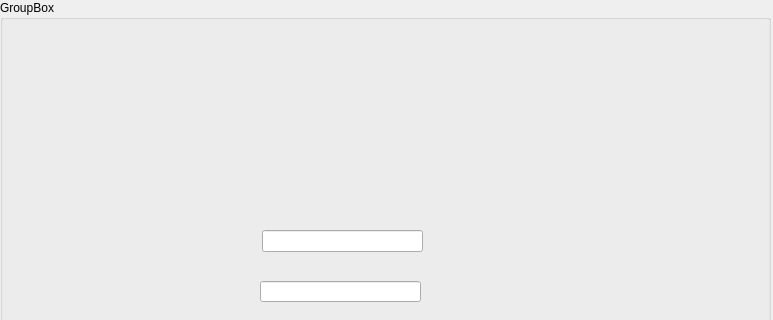
First picture: the form in login.ui, repository yanni2302/smart_parental_monitoring_2A22, before the edit; both pictures show x 0 to 773 and y 0 to 320 of the 773 by 503 pixel window.
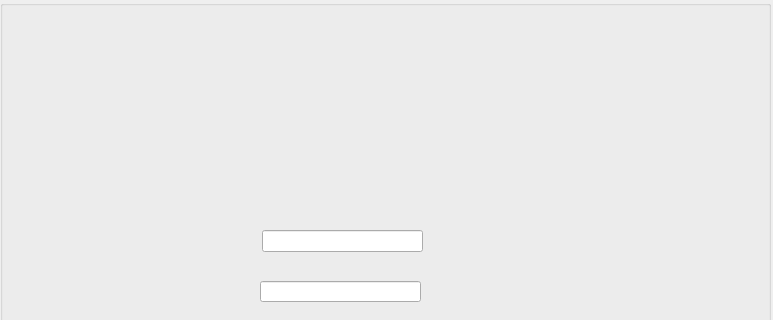
Second picture: the form after the edit.

The edit to the form file:
```diff
--- a/login.ui
+++ b/login.ui
@@ -26,7 +26,7 @@
     <item row="0" column="0">
      <widget class="QGroupBox" name="groupBox">
       <property name="title">
-       <string>GroupBox</string>
+       <string/>
       </property>
       <widget class="QLineEdit" name="lineEdit_username">
        <property name="geometry">
```
